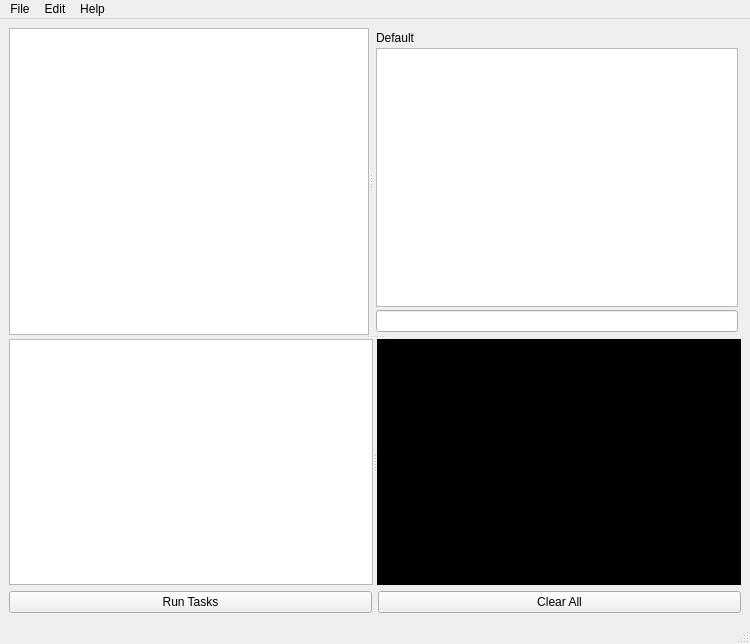
Above: main.ui from vuxuanhoa95/LayoutBatch before the change. Below: the same form after it.
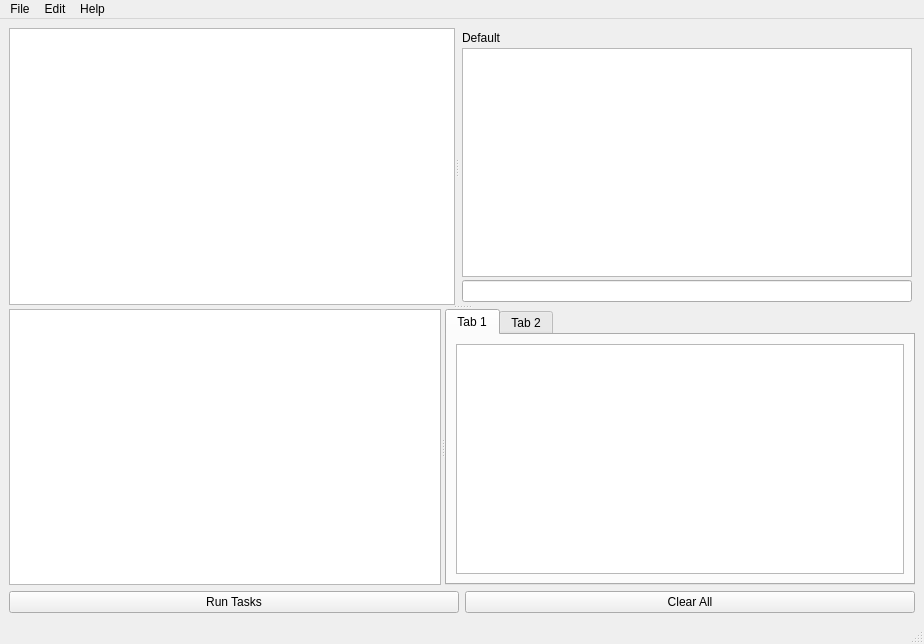
That is the form after the change. Custom widgets are drawn as their Qt base class.

```diff
--- a/main.ui
+++ b/main.ui
@@ -6,7 +6,7 @@
    <rect>
     <x>0</x>
     <y>0</y>
-    <width>750</width>
+    <width>924</width>
     <height>644</height>
    </rect>
   </property>
@@ -79,17 +79,30 @@
         <enum>Qt::Horizontal</enum>
        </property>
        <widget class="QListView" name="lv_progress"/>
-       <widget class="QPlainTextEdit" name="pte_log">
-        <property name="contextMenuPolicy">
-         <enum>Qt::CustomContextMenu</enum>
+       <widget class="QTabWidget" name="tabWidget">
+        <property name="currentIndex">
+         <number>0</number>
         </property>
-        <property name="styleSheet">
-         <string notr="true">color: rgb(255, 255, 255);
-background-color: rgb(0, 0, 0);</string>
-        </property>
-        <property name="plainText">
-         <string/>
-        </property>
+        <widget class="QWidget" name="tab">
+         <attribute name="title">
+          <string>Tab 1</string>
+         </attribute>
+         <layout class="QVBoxLayout" name="verticalLayout_3">
+          <item>
+           <widget class="QPlainTextEdit" name="pte_log"/>
+          </item>
+         </layout>
+        </widget>
+        <widget class="QWidget" name="tab_2">
+         <attribute name="title">
+          <string>Tab 2</string>
+         </attribute>
+         <layout class="QVBoxLayout" name="verticalLayout_4">
+          <item>
+           <widget class="QStackedWidget" name="stackedWidget_2"/>
+          </item>
+         </layout>
+        </widget>
        </widget>
       </widget>
      </widget>
@@ -119,7 +132,7 @@
     <rect>
      <x>0</x>
      <y>0</y>
-     <width>750</width>
+     <width>924</width>
      <height>22</height>
     </rect>
    </property>
```
